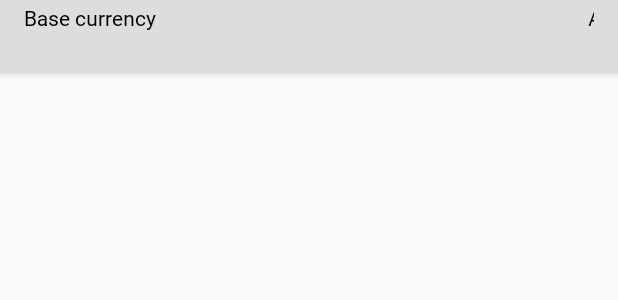
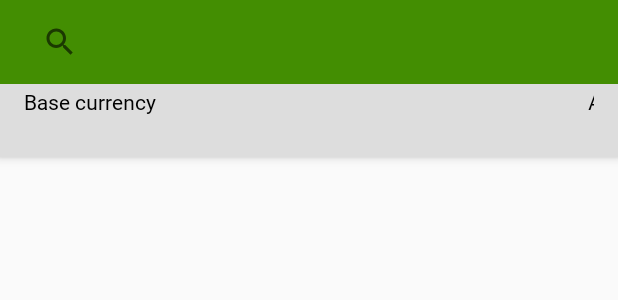
Before and after one commit to ytty555/CurrencyConverter, an Android app: the layout fragment_currency_rates.xml on its own in the app's theme, with its tools: preview values and no code run, on a phone screen of 412 x 824 dp. Shown: the top 300 px of the screen. Run offline under Robolectric (Android 15) with nearby library versions, the phone set to English and light mode, and no system bars.

Commit message:
custom toolbar added

```diff
--- a/app/src/main/res/layout/fragment_currency_rates.xml
+++ b/app/src/main/res/layout/fragment_currency_rates.xml
@@ -1,8 +1,7 @@
 <?xml version="1.0" encoding="utf-8"?>
 
 <layout xmlns:android="http://schemas.android.com/apk/res/android"
-    xmlns:app="http://schemas.android.com/apk/res-auto"
-    xmlns:tools="http://schemas.android.com/tools">
+    xmlns:app="http://schemas.android.com/apk/res-auto">
 
     <data>
 
@@ -21,11 +20,6 @@
         android:fitsSystemWindows="false">
 
 
-        <androidx.constraintlayout.widget.ConstraintLayout
-            android:layout_width="match_parent"
-            android:layout_height="match_parent"
-            tools:context=".ui.overview.OverviewFragment">
-
         <com.google.android.material.appbar.AppBarLayout
             android:id="@+id/appBar"
             android:layout_width="match_parent"
@@ -34,10 +28,22 @@
             app:layout_constraintStart_toStartOf="parent"
             app:layout_constraintTop_toTopOf="parent">
 
+            <androidx.appcompat.widget.Toolbar
+                android:id="@+id/toolbar"
+                android:layout_width="match_parent"
+                android:layout_height="wrap_content"
+                app:layout_scrollFlags="scroll|enterAlways">
+
+                <androidx.appcompat.widget.SearchView
+                    android:layout_width="match_parent"
+                    android:layout_height="?attr/actionBarSize"/>
+
+            </androidx.appcompat.widget.Toolbar>
+
                 <include
                     android:id="@+id/include"
                     layout="@layout/base_currency"
-                    app:layout_scrollFlags="scroll|snap"
+                    app:layout_scrollFlags="scroll|enterAlways"
                     app:rates="@{viewModel.readyRatesDataSource}" />
 
         </com.google.android.material.appbar.AppBarLayout>
@@ -45,11 +51,8 @@
         <androidx.recyclerview.widget.RecyclerView
             android:id="@+id/currency_rates_recycleview"
             android:layout_width="match_parent"
-                android:layout_height="0dp"
-                app:layout_constraintBottom_toBottomOf="parent"
-                app:layout_constraintEnd_toEndOf="parent"
-                app:layout_constraintStart_toStartOf="parent"
-                app:layout_constraintTop_toBottomOf="@+id/appBar" />
+            android:layout_height="match_parent"
+            app:layout_behavior="@string/appbar_scrolling_view_behavior" />
 
         <!--            <ImageView-->
         <!--                android:id="@+id/status_image"-->
@@ -62,8 +65,6 @@
         <!--                app:loadingApiStatus="@{viewModel.status}" />-->
 
 
-        </androidx.constraintlayout.widget.ConstraintLayout>
-
     </androidx.coordinatorlayout.widget.CoordinatorLayout>
 
 
--- a/app/src/main/res/values/styles.xml
+++ b/app/src/main/res/values/styles.xml
@@ -1,7 +1,7 @@
 <resources>
 
     <!-- Base application theme. -->
-    <style name="AppTheme" parent="Theme.AppCompat.Light.DarkActionBar">
+    <style name="AppTheme" parent="Theme.AppCompat.Light.NoActionBar">
         <!-- Customize your theme here. -->
         <item name="colorPrimary">@color/colorPrimary</item>
         <item name="colorPrimaryDark">@color/colorPrimaryDark</item>
```
Lines whose indentation alone changed are shown as unchanged.
